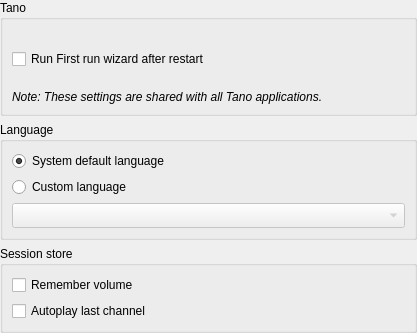
Old version of the form src/ui/settings/SettingsGeneral.ui in the repository ntadej/tano.
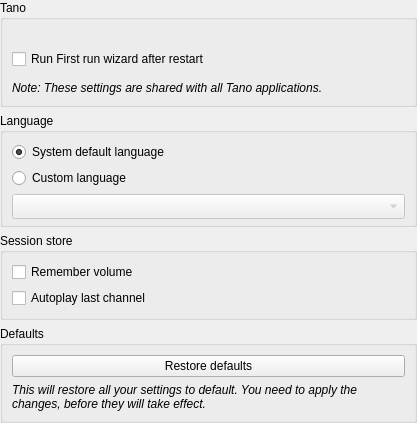
New version of the form. Icons and pictures are not drawn.

Commit message: Settings: Added restore to defaults option

The edit to the form file:
```diff
--- a/src/ui/settings/SettingsGeneral.ui
+++ b/src/ui/settings/SettingsGeneral.ui
@@ -7,7 +7,7 @@
     <x>0</x>
     <y>0</y>
     <width>417</width>
-    <height>333</height>
+    <height>423</height>
    </rect>
   </property>
   <layout class="QVBoxLayout" name="verticalLayout">
@@ -168,6 +168,32 @@
      </layout>
     </widget>
    </item>
+   <item>
+    <widget class="QGroupBox" name="groupDefaults">
+     <property name="title">
+      <string>Defaults</string>
+     </property>
+     <layout class="QVBoxLayout" name="verticalLayout_2">
+      <item>
+       <widget class="QPushButton" name="buttonDefaults">
+        <property name="text">
+         <string>Restore defaults</string>
+        </property>
+       </widget>
+      </item>
+      <item>
+       <widget class="QLabel" name="labelDefaults">
+        <property name="text">
+         <string>&lt;i&gt;This will restore all your settings to default. You need to apply the changes, before they will take effect.&lt;/i&gt;</string>
+        </property>
+        <property name="wordWrap">
+         <bool>true</bool>
+        </property>
+       </widget>
+      </item>
+     </layout>
+    </widget>
+   </item>
   </layout>
  </widget>
  <resources>
```
The commit also changes 22 other files.
